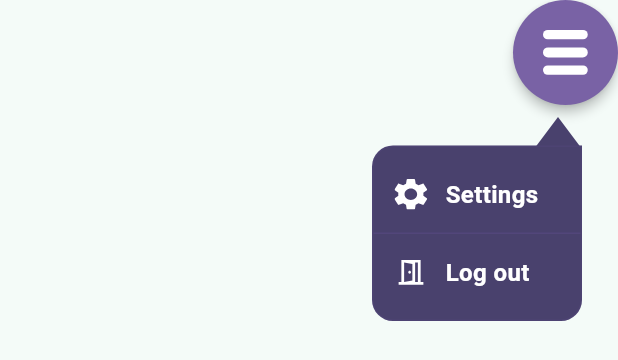
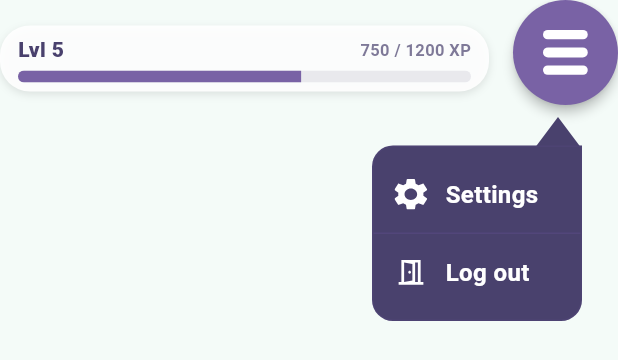
Before and after one commit to kemdav/voquadro, a Flutter app: the DefaultActions widget shown alone on an empty page, opened directly, after a tap on an icon or button, on a phone screen of 412 x 824 dp. Shown: the top 360 px of the screen. Run offline on Flutter 3.47's test engine with Material 3 defaults, Android fonts, the phone set to English and light mode, and no system bars; our stand-ins replace email_validator, flutter_dotenv, flutter_svg, image_picker, just_audio, logger and 2 more; missing offline and left inert: bcrypt, flutter_pdfview, record; accounts and stored records are empty.

Commit message:
update: upper bar does not appear when in journey mode

```diff
--- a/lib/hubs/managers/public_speaking_hub.dart
+++ b/lib/hubs/managers/public_speaking_hub.dart
@@ -10,7 +10,6 @@ import 'package:voquadro/screens/gameplay/publicSpeaking/pages/readying_prompt_p
 import 'package:voquadro/screens/gameplay/publicSpeaking/pages/speaking_page.dart';
 import 'package:voquadro/screens/gameplay/publicSpeaking/pages/status_page.dart';
 import 'package:voquadro/screens/home/public_speaking_profile_stage.dart';
-// [ADDED] Import the Journey screen so we can place it in the stack
 import 'package:voquadro/screens/home/user_journey/public_speak_journey_section.dart';
 import 'package:voquadro/widgets/AppBar/empty_actions.dart';
 import 'package:voquadro/widgets/AppBar/general_app_bar.dart';
@@ -31,11 +30,8 @@ class PublicSpeakingHub extends StatelessWidget {
         return const StartSpeakingActions();
 
       case PublicSpeakingState.profile:
-      // [CHANGED] Added 'journey' here.
-      // We return EmptyNavigationActions() because the navigation icons are handled
-      // by the GeneralNavigationBar wrapper, not this specific action widget.
-      // The Journey screen shouldn't cover the nav bar buttons.
-      case PublicSpeakingState.journey:
+      case PublicSpeakingState
+          .journey: // Journey uses empty bottom actions (nav bar handles it)
         return const EmptyNavigationActions();
 
       case PublicSpeakingState.micTest:
@@ -54,11 +50,9 @@ class PublicSpeakingHub extends StatelessWidget {
       case PublicSpeakingState.home:
       case PublicSpeakingState.status:
       case PublicSpeakingState.profile:
-      // [CHANGED] Added 'journey' here.
-      // When viewing the journey, we still want to see the top-right settings/profile icons.
-      case PublicSpeakingState.journey:
         return const DefaultActions();
 
+      case PublicSpeakingState.journey:
       case PublicSpeakingState.micTest:
       case PublicSpeakingState.readying:
       case PublicSpeakingState.speaking:
@@ -73,7 +67,6 @@ class PublicSpeakingHub extends StatelessWidget {
       case PublicSpeakingState.home:
       case PublicSpeakingState.status:
       case PublicSpeakingState.profile:
-      // [CHANGED] Added 'journey'. The bottom nav bar must be visible so the user can switch back.
       case PublicSpeakingState.journey:
         return true;
 
@@ -91,8 +84,7 @@ class PublicSpeakingHub extends StatelessWidget {
       case PublicSpeakingState.home:
       case PublicSpeakingState.status:
       case PublicSpeakingState.profile:
-      // [CHANGED] Added 'journey'. We keep the standard height [80, 180] to match other main tabs.
-      case PublicSpeakingState.journey:
+      case PublicSpeakingState.journey: // Standard size
         return [80, 180];
 
       case PublicSpeakingState.micTest:
@@ -143,18 +135,13 @@ class PublicSpeakingHub extends StatelessWidget {
                     // Main content area
                     Padding(
                       padding: const EdgeInsets.only(top: customAppBarHeight),
-                      // [CRITICAL CHANGE] IndexedStack is the key to fixing your issue.
-                      // It keeps all children alive but only paints the one at 'index'.
-                      // We added PublicSpeakJourneySection() to this list.
                       child: IndexedStack(
                         index: controller.currentState.index,
                         children: const [
                           PublicSpeakingHomePage(),
                           PublicSpeakingProfileStage(),
                           PublicSpeakingStatusPage(),
-                          // [ADDED] Journey Screen is now part of the persistent stack.
-                          // It will not reload or push a duplicate when you switch to it.
-                          PublicSpeakJourneySection(),
+                          PublicSpeakJourneySection(), // Added to stack
                           MicTestPage(),
                           ReadyingPromptPage(),
                           SpeakingPage(),
@@ -162,7 +149,7 @@ class PublicSpeakingHub extends StatelessWidget {
                         ],
                       ),
                     ),
-                    // ... (Bottom Navigation Bar logic remains the same, just uses updated state checks)
+                    // Bottom navigation bar (only shown when appropriate)
                     if (showBottomBar)
                       Align(
                         alignment: Alignment.bottomCenter,
--- a/lib/widgets/AppBar/default_actions.dart
+++ b/lib/widgets/AppBar/default_actions.dart
@@ -117,10 +117,22 @@ class _DefaultActionsState extends State<DefaultActions> {
       height: _fabSize,
       child: Row(
         mainAxisAlignment: MainAxisAlignment.spaceBetween,
-        crossAxisAlignment: CrossAxisAlignment.start,
+        crossAxisAlignment: CrossAxisAlignment.center, // Centered vertically
         children: [
-          const Expanded(child: SizedBox()),
+          // --- NEW LEVEL BAR SECTION ---
+          Expanded(
+            child: Padding(
+              padding: const EdgeInsets.only(right: 16.0, top: 8.0),
+              child: _LevelProgressBar(
+                // Placeholders for now (replace with real data later)
+                currentLevel: 5,
+                currentXp: 750,
+                requiredXp: 1200,
+              ),
+            ),
+          ),
 
+          // -----------------------------
           SizedBox(
             width: 70,
             height: 70,
@@ -150,6 +162,87 @@ class _DefaultActionsState extends State<DefaultActions> {
     );
   }
 }
+
+// --- NEW WIDGET: Level Progress Bar ---
+class _LevelProgressBar extends StatelessWidget {
+  final int currentLevel;
+  final int currentXp;
+  final int requiredXp;
+
+  const _LevelProgressBar({
+    required this.currentLevel,
+    required this.currentXp,
+    required this.requiredXp,
+  });
+
+  @override
+  Widget build(BuildContext context) {
+    // Calculate percentage (clamp to 0.0 - 1.0 to prevent errors)
+    final double progress = (currentXp / requiredXp).clamp(0.0, 1.0);
+
+    // Using your app's color palette
+    final Color textColor = "49416D".toColor();
+    final Color barColor = "7962A5".toColor();
+
+    return Container(
+      padding: const EdgeInsets.symmetric(horizontal: 12, vertical: 6),
+      decoration: BoxDecoration(
+        color: Colors.white.withOpacity(
+          0.9,
+        ), // Slight transparency for overlay feel
+        borderRadius: BorderRadius.circular(20),
+        boxShadow: [
+          BoxShadow(
+            color: Colors.black.withOpacity(0.1),
+            blurRadius: 4,
+            offset: const Offset(0, 2),
+          ),
+        ],
+      ),
+      child: Column(
+        mainAxisSize: MainAxisSize.min,
+        crossAxisAlignment: CrossAxisAlignment.start,
+        children: [
+          // Text Row: "Lvl 5" ------- "750/1200 XP"
+          Row(
+            mainAxisAlignment: MainAxisAlignment.spaceBetween,
+            children: [
+              Text(
+                'Lvl $currentLevel',
+                style: TextStyle(
+                  fontWeight: FontWeight.w900,
+                  color: textColor,
+                  fontSize: 14,
+                ),
+              ),
+              Text(
+                '$currentXp / $requiredXp XP',
+                style: TextStyle(
+                  fontWeight: FontWeight.w600,
+                  color: textColor.withOpacity(0.7),
+                  fontSize: 11,
+                ),
+              ),
+            ],
+          ),
+          const SizedBox(height: 4),
+          // The Progress Bar
+          ClipRRect(
+            borderRadius: BorderRadius.circular(4),
+            child: LinearProgressIndicator(
+              value: progress,
+              backgroundColor: textColor.withOpacity(0.1),
+              valueColor: AlwaysStoppedAnimation<Color>(barColor),
+              minHeight: 8, // Thicker bar looks more "game-like"
+            ),
+          ),
+        ],
+      ),
+    );
+  }
+}
+
+// ... (The _BurgerMenuOverlay and _TrianglePainter classes remain exactly the same as your original code) ...
 
 class _BurgerMenuOverlay extends StatefulWidget {
   final double top;
```
